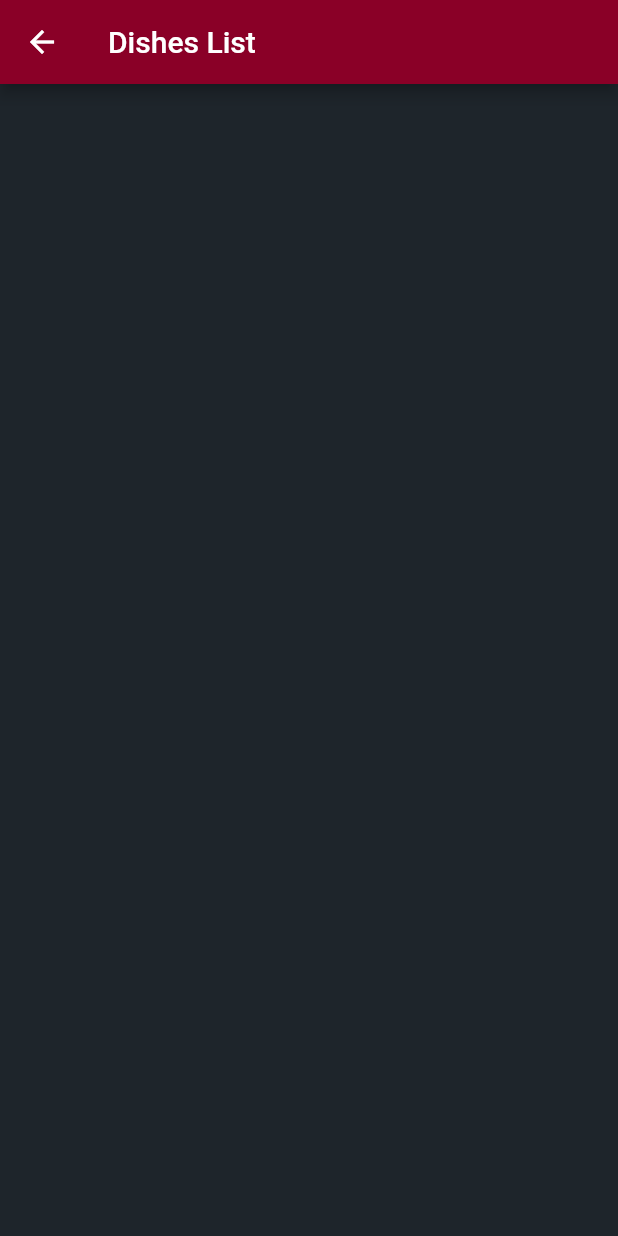
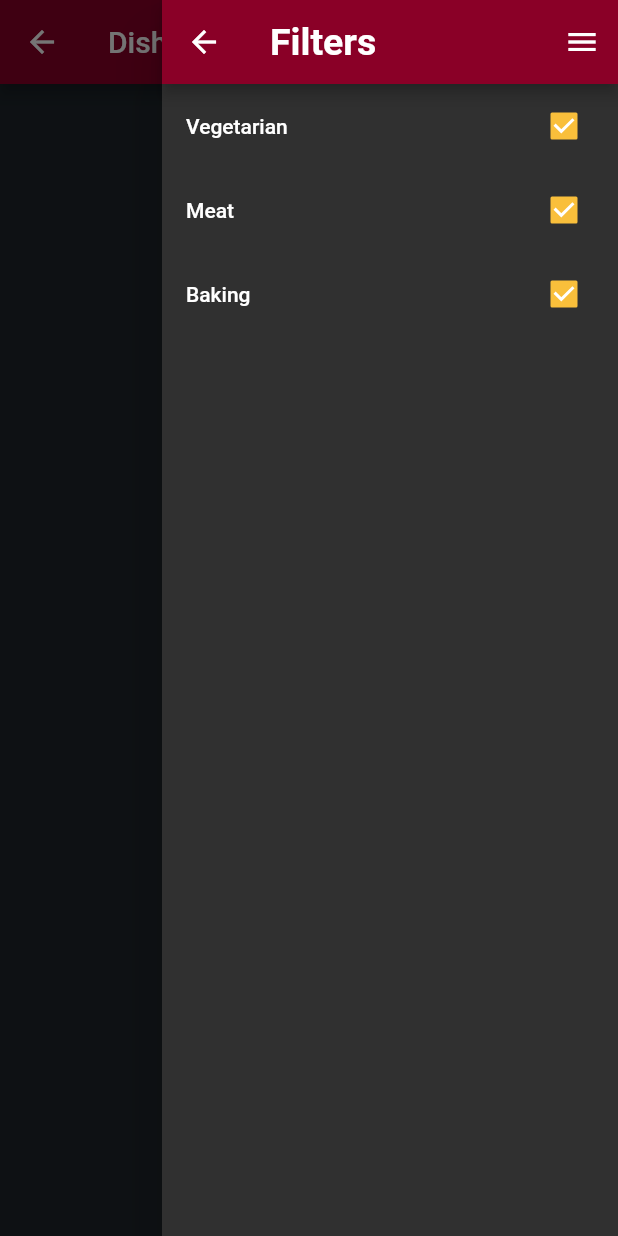
Before and after one commit to dpalencia/EasyEats, a Flutter app: the DishesList screen opened directly, with the side drawer open (before the commit the screen has no drawer), on a phone screen of 412 x 824 dp. Run offline on Flutter 3.47's test engine with Material 2 defaults, Android fonts, the phone set to English and light mode, and no system bars; our stand-ins replace cloud_firestore, firebase_auth, flutter_rating_bar; accounts and stored records are empty.

Commit message:
added filters drawer on dishlist, updated dish categories to array, fixed the images overflowing(kinda)

```diff
--- a/Source Code/lib/classes/Dish.dart
+++ b/Source Code/lib/classes/Dish.dart
@@ -3,7 +3,7 @@ import 'package:cloud_firestore/cloud_firestore.dart';
 
 class Dish {
   // Take a DocumentSnapshot and unpack it into these fields.
-  final categories;
+  List categories = new List();
   final cookTime;
   final prepTime;
   //final rating; We can return to the rating idea if we have time.
@@ -11,7 +11,8 @@ class Dish {
   final difficultyLevel;
   final imageURL;
   final name;
-  final ref;
+  final dynamic ref;
+
 
   // The constructor which initializes the fields.
   Dish(this.ref, this.categories, this.cookTime,
@@ -26,4 +27,7 @@ class Dish {
   // The named constructor that takes a snapshot and gets the Map with the data.
   Dish.fromSnapshot(DocumentSnapshot snapshot): this.fromMap(snapshot.data, snapshot.reference);
 
+
+
+
 }
--- a/Source Code/lib/screens/DishesList.dart
+++ b/Source Code/lib/screens/DishesList.dart
@@ -5,13 +5,13 @@
 //TODO: Take in dishes from the database and use that info and images in functions
 //rather than hard coding
 
+//import 'package:cloud_firestore/cloud_firestore.dart';
 import 'package:cloud_firestore/cloud_firestore.dart';
 import 'package:flutter/material.dart';
 import 'package:odysseusrecipes/screens/SingleDish.dart';
 import 'package:odysseusrecipes/classes/Dish.dart';
 import 'package:odysseusrecipes/functions/accountHelpers.dart';
 import 'package:odysseusrecipes/classes/FavoriteButton.dart';
-import '../main.dart';
 
 //I have this for testing purposes
 //change class name back to DishesList and remove main function.
@@ -20,57 +20,64 @@ import '../main.dart';
 //     ));
 
 class DishesList extends StatefulWidget {
-  String _type='';
+  String _type = '';
   DishesList();
-  DishesList.type(String type){
-    this._type=type;
+  DishesList.type(String type) {
+    this._type = type;
   }
-  createState() => (_type=='') ? DishesListState() : DishesListState.type(_type);
+  createState() =>
+      (_type == '') ? DishesListState() : DishesListState.type(_type);
 }
-
 
 class DishesListState extends State<DishesList> {
   // The big list of dishes
-  String _type="dishes";
+  bool vegetarianbool = true;
+  bool meatbool = true;
+  bool bakingbool = true;
+  List<Dish> meat, vegetarian, baking;
+  String _type = "dishes";
   DishesListState();
-  DishesListState.type(String type){
-    this._type=type;
+  DishesListState.type(String type) {
+    this._type = type;
   }
   List<Dish> dishObjects;
   @override
   void initState() {
     super.initState();
     setDishObjects(_type);
-
   }
 
   void buildDishList(List<DocumentSnapshot> docSnaps) {
     setState(() {
       dishObjects = docSnaps.map((snap) => Dish.fromSnapshot(snap)).toList();
+      makeCategoryLists();
     });
   }
+
   void setDishObjects(String _type) {
-    if(_type=="Favorites"){
-    List<DocumentSnapshot> _favorites=List<DocumentSnapshot>();
-    Firestore.instance.collection("user").document(getTheUserID(context)).get().then((snapshot) async {
-      for(int i=0;i<snapshot.data["favoriteRecipes"].length;i++){
-        _favorites.add(await snapshot.data["favoriteRecipes"][i].get());//?????????
+    if (_type == "Favorites") {
+      List<DocumentSnapshot> _favorites = List<DocumentSnapshot>();
+      Firestore.instance
+          .collection("user")
+          .document(getTheUserID(context))
+          .get()
+          .then((snapshot) async {
+        for (int i = 0; i < snapshot.data["favoriteRecipes"].length; i++) {
+          _favorites.add(await snapshot.data["favoriteRecipes"][i].get());
         }
         buildDishList(_favorites);
       });
-    }
-    else{
+    } else {
       Firestore.instance.collection(_type).getDocuments().then((snapshot) {
-      buildDishList(snapshot.documents);});
+        buildDishList(snapshot.documents);
+      });
     }
   }
 
   // The main listview. Builds the widgets as they come in, based on predicates
   Widget theBuilderWidget() {
     return ListView.builder(
-      itemCount: dishObjects.length,
-      itemBuilder: theBuilderFunction
-    );
+        itemCount: dishObjects.length, itemBuilder: theBuilderFunction);
   }
 
   Widget theBuilderFunction(BuildContext context, int index) {
@@ -90,9 +97,15 @@ class DishesListState extends State<DishesList> {
             child: Column(
               mainAxisSize: MainAxisSize.max,
               children: <Widget>[
-              FittedBox(
-                fit: BoxFit.contain,
+                Expanded(
+                flex: 1,
+                  child:Container(
+                    height:200,
+                    child: FittedBox(
+                      fit: BoxFit.fill,
                       child: Image.network(dishObjects[index].imageURL),
+                    ),
+                    ),
                 ),
                 Row(
                   mainAxisAlignment: MainAxisAlignment.spaceEvenly,
@@ -114,30 +127,118 @@ class DishesListState extends State<DishesList> {
     );
   }
 
+  Widget filterDrawer() {
+    return Drawer(
+      child: Column(
+        crossAxisAlignment: CrossAxisAlignment.stretch,
+        children: <Widget>[
+          AppBar(
+            title: Text(
+              "Filters",
+              textAlign: TextAlign.center,
+              style: TextStyle(
+                fontSize: 25,
+                fontWeight: FontWeight.bold,
+                fontFamily: 'Roboto',
+              ),
+            ),
+          ),
+          CheckboxListTile(
+            title: const Text('Vegetarian'),
+            value: vegetarianbool,
+            onChanged: (bool value) {
+              print(value.toString());
+              if (!value) {
+                for (int i = 0; i < dishObjects.length; i++) {
+                  if (dishObjects[i].categories.contains("Vegetarian")) {
+                    dishObjects.removeAt(i);
+                    i--;
+                  }
+                }
+              } else if (value == true) {
+                dishObjects += vegetarian;
+              }
+              setState(() {
+                vegetarianbool = value;
+              });
+            },
+          ),
+          CheckboxListTile(
+            title: const Text('Meat'),
+            value: meatbool,
+            onChanged: (bool value2) {
+              if (!value2) {
+                for (int i = 0; i < dishObjects.length; i++) {
+                  if (dishObjects[i].categories.contains("Meat")) {
+                    dishObjects.removeAt(i);
+                    i--;
+                  }
+                }
+              } else if (value2) {
+                dishObjects += meat;
+              }
+              print(value2);
+              setState(() {
+                meatbool = value2;
+              });
+            },
+          ),
+          CheckboxListTile(
+            title: const Text('Baking'),
+            value: bakingbool,
+            onChanged: (bool value) {
+              if (!value) {
+                for (int i = 0; i < dishObjects.length; i++) {
+                  if (dishObjects[i].categories.contains("Baking")) {
+                    dishObjects.removeAt(i);
+                    i--;
+                  }
+                }
+              } else if (value) {
+                dishObjects += baking;
+              }
+              print(value);
+              setState(() {
+                bakingbool = value;
+              });
+            },
+          ),
+        ],
+      ),
+    );
+  }
 
+  void makeCategoryLists() {
+    vegetarian = dishObjects.where((e) => e.categories.contains("Vegetarian")).toList();
+    meat = dishObjects.where((e) => e.categories.contains("Meat")).toList();
+    baking = dishObjects.where((e) => e.categories.contains("Baking")).toList();
+  }
 
   @override
   Widget build(BuildContext context) {
     return Scaffold(
       appBar: AppBar(
-        title: (_type=="dishes") ? Text("Dishes List") : Text(_type),
+        title: (_type == "dishes") ? Text("Dishes List") : Text(_type),
       ),
-      body: (dishObjects == null) ? CircularProgressIndicator() : theBuilderWidget()
+      endDrawer: filterDrawer(),
+      body: (dishObjects == null)
+          ? CircularProgressIndicator()
+          : theBuilderWidget(),
     );
   }
 }
-
 
 void onTap(BuildContext context, Dish dish) {
   Navigator.of(context)
       .push(MaterialPageRoute(builder: (context) => SingleDish(dish)));
 }
+
 Widget textContainer(dynamic name) {
   return Container(
     // width: 150.0,
     height: 50.0,
     //color: Colors.orange[400],
-                          alignment:Alignment.center,
+    alignment: Alignment.center,
     child: Text(
       name,
       textAlign: TextAlign.center,
```
Also changed, not shown: Source Code/lib/classes/FieldDishesStream.dart (added). Lines whose indentation alone changed are shown as unchanged.
